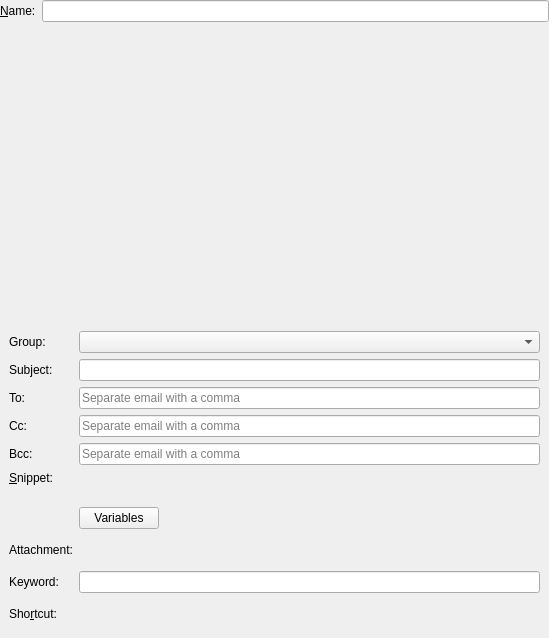
This is src/snippets/ui/snippetwidget.ui in KDE/mailcommon as Qt 5 draws it before an edit. The edited form follows.
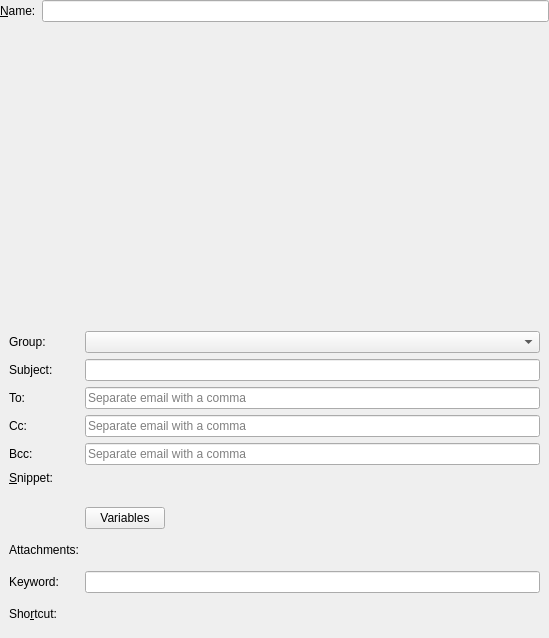
This is the edited form. Custom widgets are drawn as their Qt base class.

Commit message: Add missing 's'

```diff
--- a/src/snippets/ui/snippetwidget.ui
+++ b/src/snippets/ui/snippetwidget.ui
@@ -62,7 +62,7 @@
       <item row="9" column="0">
        <widget class="QLabel" name="label_6">
         <property name="text">
-         <string>Attachment:</string>
+         <string>Attachments:</string>
         </property>
        </widget>
       </item>
```
